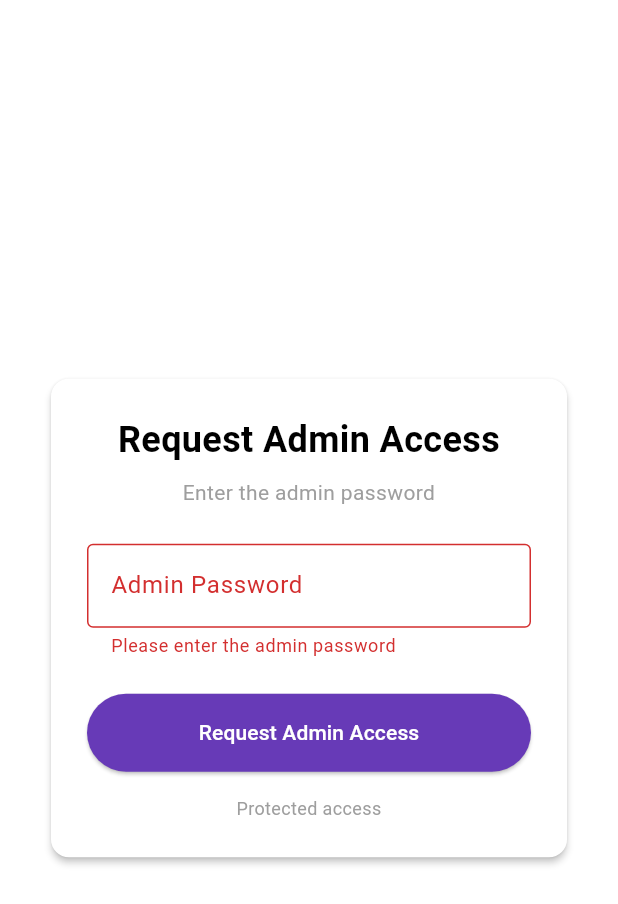
After one commit to PBP24E06/aquaadventurebali_mobile, a Flutter app: the RequestAdminPage screen opened directly, after a tap on "Request Admin Access", on a phone screen of 412 x 824 dp. The commit adds this screen. Shown: the top 904 px of the screen. Run offline on Flutter 3.47's test engine with Material 3 defaults, Android fonts, the phone set to English and light mode, and no system bars; missing offline and left inert: pbp_django_auth.

Commit message:
Implement request admin

```diff
--- /dev/null
+++ b/lib/screens/request_admin.dart
@@ -0,0 +1,129 @@
+import 'package:flutter/material.dart';
+import 'package:provider/provider.dart';
+import 'package:pbp_django_auth/pbp_django_auth.dart';
+import 'dart:convert';
+
+class RequestAdminPage extends StatefulWidget {
+  const RequestAdminPage({super.key});
+
+  @override
+  State<RequestAdminPage> createState() => _RequestAdminPageState();
+}
+
+class _RequestAdminPageState extends State<RequestAdminPage> {
+  final _formKey = GlobalKey<FormState>();
+  final _passwordController = TextEditingController();
+
+  @override
+  Widget build(BuildContext context) {
+    final request = context.watch<CookieRequest>();
+
+    return Scaffold(
+      body: Center(
+        child: Container(
+          constraints: const BoxConstraints(maxWidth: 400),
+          padding: const EdgeInsets.all(24),
+          child: Card(
+            elevation: 2,
+            child: Padding(
+              padding: const EdgeInsets.all(24),
+              child: Form(
+                key: _formKey,
+                child: Column(
+                  mainAxisSize: MainAxisSize.min,
+                  crossAxisAlignment: CrossAxisAlignment.stretch,
+                  children: [
+                    const Text(
+                      'Request Admin Access',
+                      style: TextStyle(
+                        fontSize: 24,
+                        fontWeight: FontWeight.bold,
+                      ),
+                      textAlign: TextAlign.center,
+                    ),
+                    const SizedBox(height: 8),
+                    const Text(
+                      'Enter the admin password',
+                      style: TextStyle(
+                        color: Colors.grey,
+                      ),
+                      textAlign: TextAlign.center,
+                    ),
+                    const SizedBox(height: 24),
+                    TextFormField(
+                      controller: _passwordController,
+                      obscureText: true,
+                      decoration: const InputDecoration(
+                        labelText: 'Admin Password',
+                        border: OutlineInputBorder(),
+                      ),
+                      validator: (value) {
+                        if (value == null || value.isEmpty) {
+                          return 'Please enter the admin password';
+                        }
+                        return null;
+                      },
+                    ),
+                    const SizedBox(height: 24),
+                    ElevatedButton(
+                      style: ElevatedButton.styleFrom(
+                        backgroundColor: Colors.deepPurple,
+                        foregroundColor: Colors.white,
+                        padding: const EdgeInsets.symmetric(vertical: 16),
+                      ),
+                      onPressed: () async {
+                        if (_formKey.currentState!.validate()) {
+                          final response = await request.post(
+                            'http://127.0.0.1:8000/request-admin-flutter/',
+                            jsonEncode({
+                              'admin_password': _passwordController.text,
+                            }),
+                          );
+
+                          if (context.mounted) {
+                            if (response['status'] == 'success') {
+                              Navigator.pop(context, true);
+                              ScaffoldMessenger.of(context).showSnackBar(
+                                SnackBar(
+                                  content: Text(response['message']),
+                                  backgroundColor: Colors.green,
+                                ),
+                              );
+                            } else {
+                              ScaffoldMessenger.of(context).showSnackBar(
+                                SnackBar(
+                                  content: Text(response['message']),
+                                  backgroundColor: Colors.red,
+                                ),
+                              );
+                            }
+                          }
+                        }
+                      },
+                      child: const Text('Request Admin Access'),
+                    ),
+                    const SizedBox(height: 16),
+                    const Text(
+                      'Protected access',
+                      style: TextStyle(
+                        color: Colors.grey,
+                        fontSize: 12,
+                      ),
+                      textAlign: TextAlign.center,
+                    ),
+                  ],
+                ),
+              ),
+            ),
+          ),
+        ),
+      ),
+    );
+  }
+
+  @override
+  void dispose() {
+    _passwordController.dispose();
+    super.dispose();
+  }
+}
--- a/lib/screens/user_profile.dart
+++ b/lib/screens/user_profile.dart
@@ -1,4 +1,5 @@
 import 'package:aquaadventurebali_mobile/models/profile.dart';
+import 'package:aquaadventurebali_mobile/screens/request_admin.dart';
 import 'package:flutter/material.dart';
 import 'package:provider/provider.dart';
 import 'package:pbp_django_auth/pbp_django_auth.dart';
@@ -62,7 +63,7 @@ class _UserProfileState extends State<UserProfile> {
                                                     child: profile.fields.profilePicture.isNotEmpty
                                                         ? ClipOval(
                                                             child: Image.network(
-                                                                "http://127.0.0.1:8000/${profile.fields.profilePicture}",
+                                                                "http://127.0.0.1:8000/static/ikon_botak/foto_ikon.jpg",
                                                                 width: 100,
                                                                 height: 100,
                                                                 fit: BoxFit.cover,
@@ -148,8 +149,21 @@ class _UserProfileState extends State<UserProfile> {
                                             const SizedBox(height: 20),
                                             ElevatedButton.icon(
                                               onPressed: () {
-                                                  // TODO: Implement request admin
-                                              },
+                                                if (profile.fields.role.toUpperCase() == 'ADMIN') {
+                                                    ScaffoldMessenger.of(context).showSnackBar(
+                                                        const SnackBar(
+                                                            content: Text('You are already an admin!'),
+                                                            backgroundColor: Colors.orange,
+                                                        ),
+                                                    );
+                                                } else {
+                                                    Navigator.push(
+                                                        context,
+                                                        MaterialPageRoute(
+                                                            builder: (context) => const RequestAdminPage(),
+                                                        ),
+                                                    );
+                                                }                                              },
                                               icon: const Icon(Icons.admin_panel_settings),
                                               label: const Text('Request Admin'),
                                               style: ElevatedButton.styleFrom(
```
